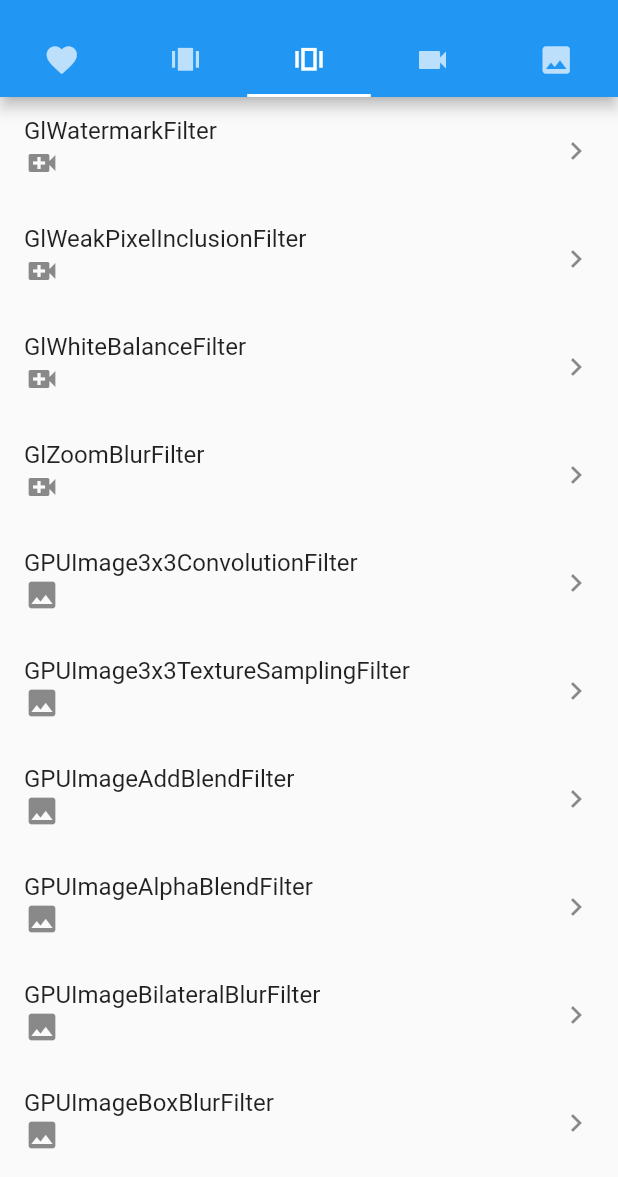
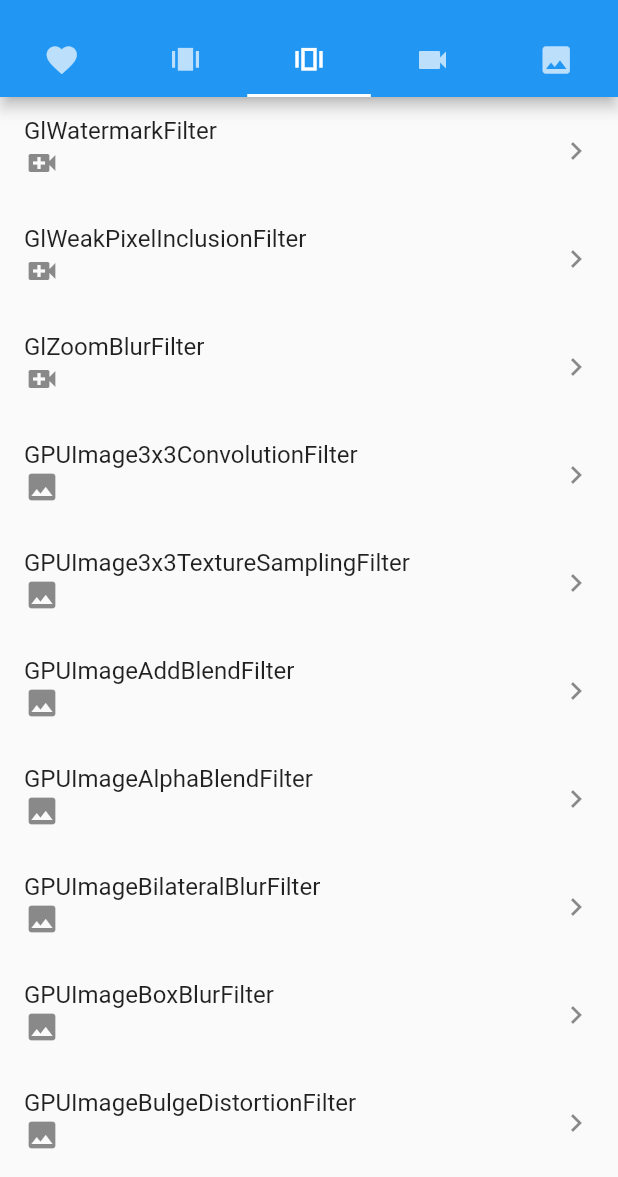
Before and after one commit to nikolaydymura/native_filters, a Flutter app: the screen it shows after launch, tab 3 chosen, scrolled down 1152 dp, on a phone screen of 412 x 824 dp, the part 59-1236 px from its top. Run offline on Flutter 3.47's test engine with Material 2 defaults, Android fonts, the phone set to English and light mode, and no system bars; our stand-ins replace equatable, file_picker, flutter_bloc, rxdart, video_player.

Commit message:
Added GPUWhiteBalance shader

```diff
--- a/lib/src/metadata/gl_filters.dart
+++ b/lib/src/metadata/gl_filters.dart
@@ -175,11 +175,6 @@ const List<Map<String, dynamic>> _kGPUVideoFilters = [
     "AttributeFilterCategories": ["CategoryVideo"]
   },
   {
-    "AttributeFilterName": "GlWhiteBalanceFilter",
-    "AttributeFilterDisplayName": "GlWhiteBalanceFilter",
-    "AttributeFilterCategories": ["CategoryVideo"]
-  },
-  {
     "AttributeFilterName": "GlZoomBlurFilter",
     "AttributeFilterDisplayName": "GlZoomBlurFilter",
     "AttributeFilterCategories": ["CategoryVideo"]
--- a/lib/src/metadata/gpu_image_filters.dart
+++ b/lib/src/metadata/gpu_image_filters.dart
@@ -1101,16 +1101,24 @@ final List<Map<String, dynamic>> _kGPUImageFilters = [
     },
   },
   {
-    "AttributeFilterName": "GPUImageWhiteBalanceFilter",
-    "AttributeFilterDisplayName": "GPUImageWhiteBalanceFilter",
-    "AttributeFilterCategories": ["CategoryStillImage"],
-    "inputImage": {
-      "CIAttributeClass": "CIImage",
-      "CIAttributeDescription":
-          "The image to use as an input image. For filters that also use a background image, this is the foreground image.",
-      "CIAttributeDisplayName": "Image",
-      "CIAttributeType": "CIAttributeTypeImage"
-    },
+    'AttributeFilterName': 'GPUWhiteBalance',
+    'AttributeFilterDisplayName': 'GPUImageWhiteBalanceFilter',
+    'AttributeFilterCategories': ['CategoryStillImage', 'CategoryVideo'],
+    'inputImage': {
+      'CIAttributeClass': 'CIImage',
+      'CIAttributeDescription':
+          'The image to use as an input image. For filters that also use a background image, this is the foreground image.',
+      'CIAttributeDisplayName': 'Image',
+      'CIAttributeType': 'CIAttributeTypeImage'
+    },
+    'inputTemperature': {
+      'AttributeClass': 'float',
+      'AttributeDefault': 5000.0,
+    },
+    'inputTint': {
+      'AttributeClass': 'float',
+      'AttributeDefault': 10.0,
+    }
   },
   {
     "AttributeFilterName": "GPUImageZoomBlurFilter",
```
Also changed, not shown: 1 other file.
